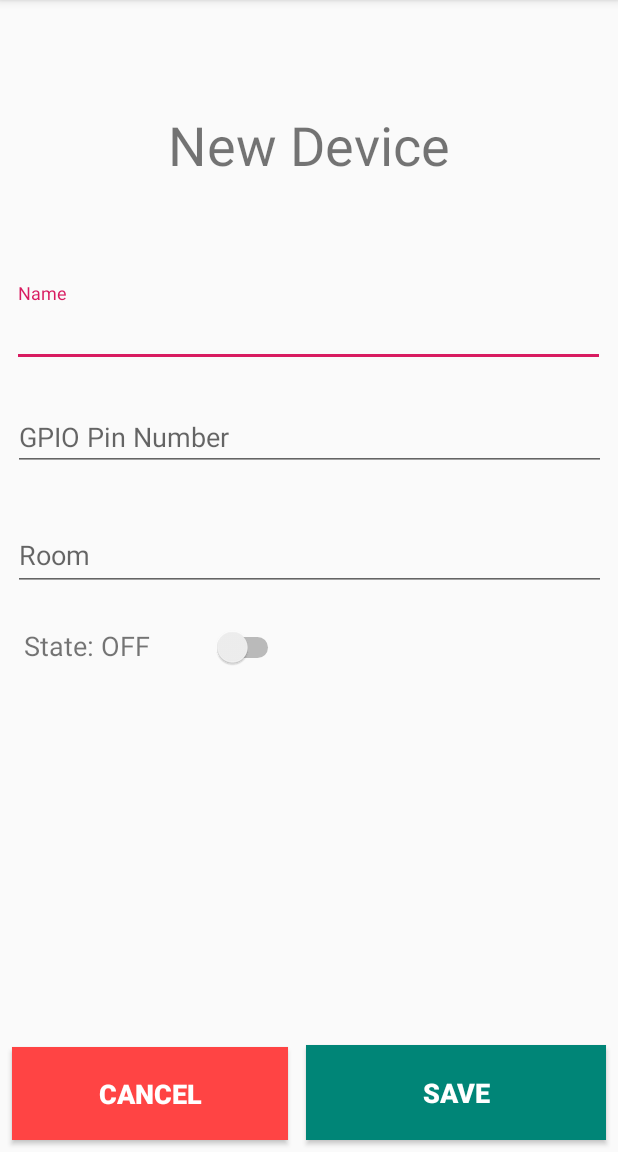
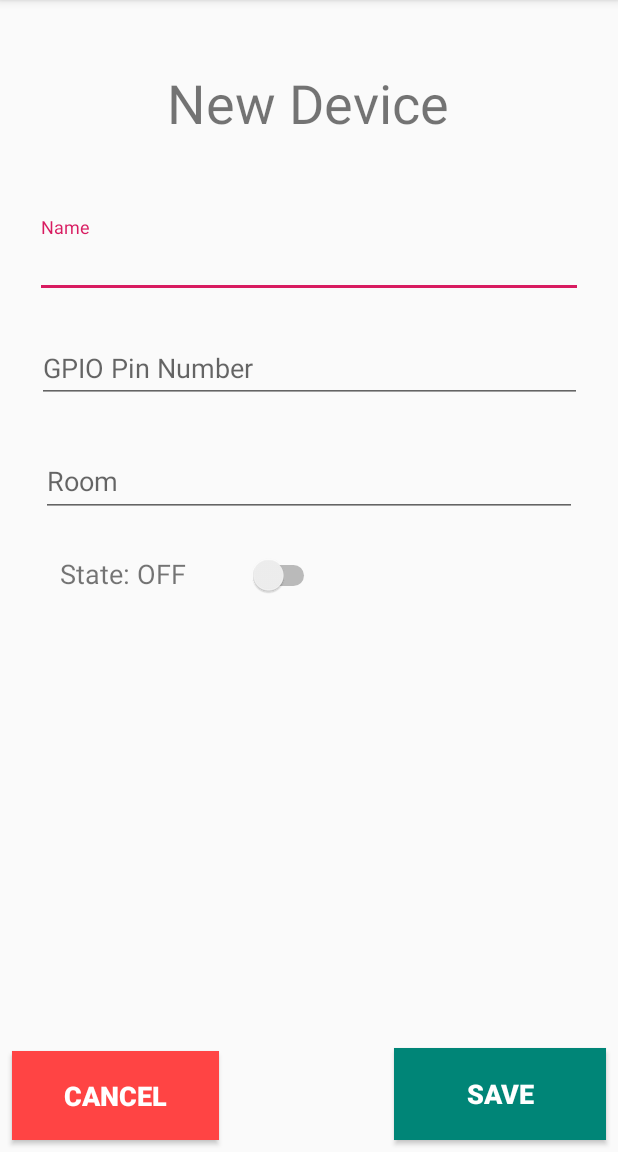
Before and after one commit to shervinf1/DaNanny-Android, an Android app: the NewDevice screen opened directly, with no data from a screen before it, on a phone screen of 412 x 824 dp, the part 84-1236 px from its top. Run offline under Robolectric (Android 15) with nearby library versions, the light colour scheme and no system bars; our stand-ins replace Firebase (no records; nobody signed in at launch, a user with empty details on screens opened directly).

Commit message:
Fix New Device Screen Layout

```diff
--- a/app/src/main/res/layout/activity_choose_my_graph.xml
+++ b/app/src/main/res/layout/activity_choose_my_graph.xml
@@ -31,7 +31,7 @@
         android:layout_alignParentBottom="true"
         android:layout_marginEnd="27dp"
         android:layout_marginBottom="30dp"
-        android:background="@drawable/ic_launcher_background"
+        android:background="@color/colorPrimary"
         android:text="Devices"
         android:textColor="@color/common_google_signin_btn_text_dark_pressed"
         android:textSize="18sp"
--- a/app/src/main/res/layout/activity_new_device.xml
+++ b/app/src/main/res/layout/activity_new_device.xml
@@ -9,13 +9,12 @@
 
     <android.support.design.widget.TextInputLayout
         android:id="@+id/textInputLayout"
-        android:layout_width="395dp"
-        android:layout_height="wrap_content"
+        android:layout_width="365dp"
+        android:layout_height="54dp"
         android:layout_marginStart="8dp"
-        android:layout_marginTop="68dp"
+        android:layout_marginTop="52dp"
         android:layout_marginEnd="8dp"
         app:layout_constraintEnd_toEndOf="parent"
-        app:layout_constraintHorizontal_bias="0.0"
         app:layout_constraintStart_toStartOf="parent"
         app:layout_constraintTop_toBottomOf="@+id/textView2">
 
@@ -27,11 +26,13 @@
 
     <android.support.design.widget.TextInputLayout
         android:id="@+id/textInputLayout2"
-        android:layout_width="395dp"
-        android:layout_height="wrap_content"
-        android:layout_marginTop="24dp"
+        android:layout_width="357dp"
+        android:layout_height="57dp"
+        android:layout_marginStart="8dp"
+        android:layout_marginTop="20dp"
         android:layout_marginEnd="8dp"
         app:layout_constraintEnd_toEndOf="parent"
+        app:layout_constraintStart_toStartOf="parent"
         app:layout_constraintTop_toBottomOf="@+id/editText3">
 
         <android.support.design.widget.TextInputEditText
@@ -42,8 +43,8 @@
 
     <Button
         android:id="@+id/button2"
-        android:layout_width="184dp"
-        android:layout_height="62dp"
+        android:layout_width="138dp"
+        android:layout_height="59dp"
         android:layout_marginStart="8dp"
         android:layout_marginBottom="8dp"
         android:background="@android:color/holo_red_light"
@@ -56,8 +57,8 @@
 
     <Button
         android:id="@+id/button4"
-        android:layout_width="200dp"
-        android:layout_height="63dp"
+        android:layout_width="141dp"
+        android:layout_height="61dp"
         android:layout_marginEnd="8dp"
         android:layout_marginBottom="8dp"
         android:background="?attr/colorPrimary"
@@ -73,11 +74,12 @@
         android:layout_width="wrap_content"
         android:layout_height="wrap_content"
         android:layout_marginStart="8dp"
-        android:layout_marginTop="72dp"
+        android:layout_marginTop="44dp"
         android:layout_marginEnd="8dp"
         android:text="New Device"
         android:textSize="36sp"
         app:layout_constraintEnd_toEndOf="parent"
+        app:layout_constraintHorizontal_bias="0.497"
         app:layout_constraintStart_toStartOf="parent"
         app:layout_constraintTop_toTopOf="parent" />
 
@@ -85,7 +87,7 @@
         android:id="@+id/textView3"
         android:layout_width="90dp"
         android:layout_height="32dp"
-        android:layout_marginStart="16dp"
+        android:layout_marginStart="40dp"
         android:layout_marginTop="24dp"
         android:text="State: OFF"
         android:textSize="18sp"
@@ -104,8 +106,8 @@
 
     <EditText
         android:id="@+id/editText3"
-        android:layout_width="395dp"
-        android:layout_height="wrap_content"
+        android:layout_width="363dp"
+        android:layout_height="46dp"
         android:layout_marginStart="8dp"
         android:layout_marginTop="24dp"
         android:layout_marginEnd="8dp"
```
